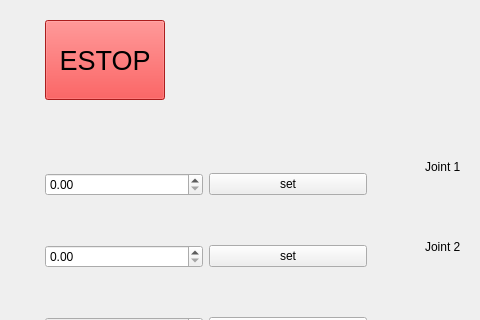
Qt form src/dyros_gui.ui (JunhyeokRui/dyros_bolt_gui) before a commit; both pictures show x 285 to 765 and y 0 to 320 of the 1280 by 720 pixel window.
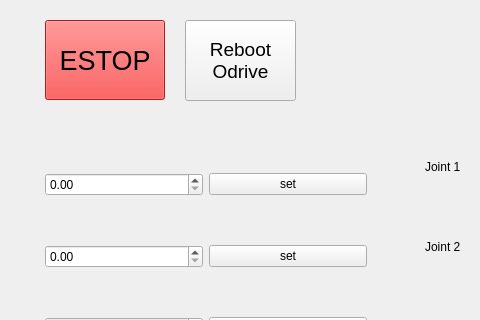
The same form after that commit.

Commit message: reboot odrive button added

The edit to the form file:
```diff
--- a/src/dyros_gui.ui
+++ b/src/dyros_gui.ui
@@ -389,6 +389,25 @@
     <string>ESTOP</string>
    </property>
   </widget>
+  <widget class="QPushButton" name="RebootBT">
+   <property name="geometry">
+    <rect>
+     <x>470</x>
+     <y>20</y>
+     <width>111</width>
+     <height>81</height>
+    </rect>
+   </property>
+   <property name="font">
+    <font>
+     <pointsize>14</pointsize>
+    </font>
+   </property>
+   <property name="text">
+    <string>Reboot
+Odrive</string>
+   </property>
+  </widget>
  </widget>
  <resources/>
  <connections/>
```
The commit also changes 2 other files.
